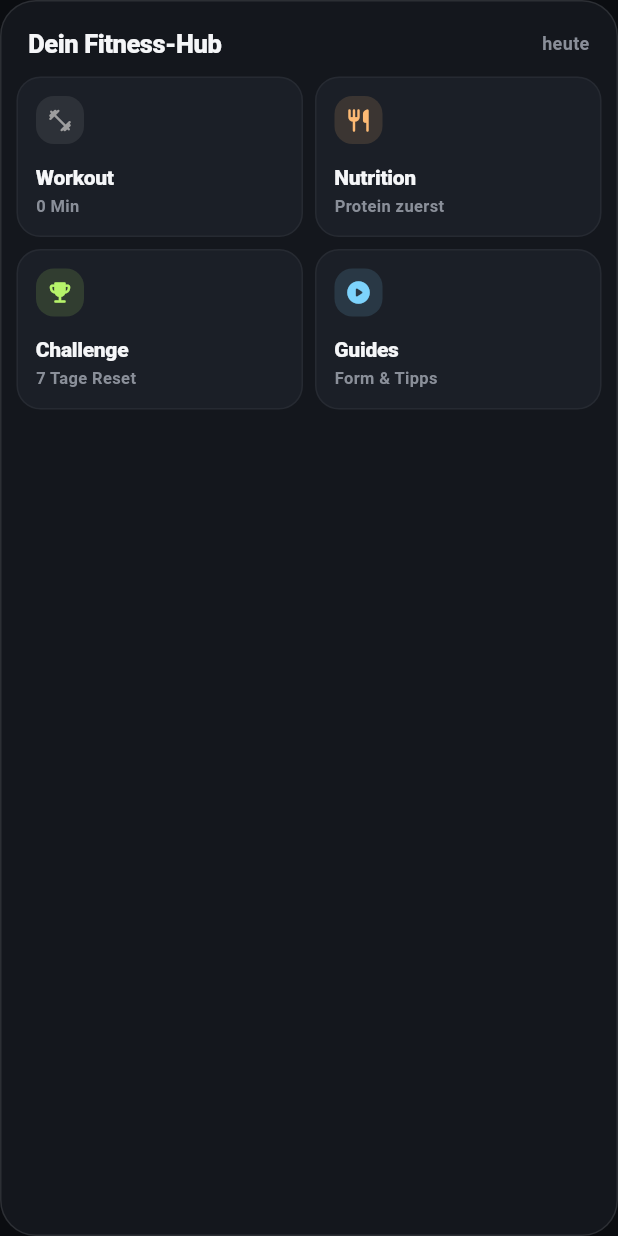
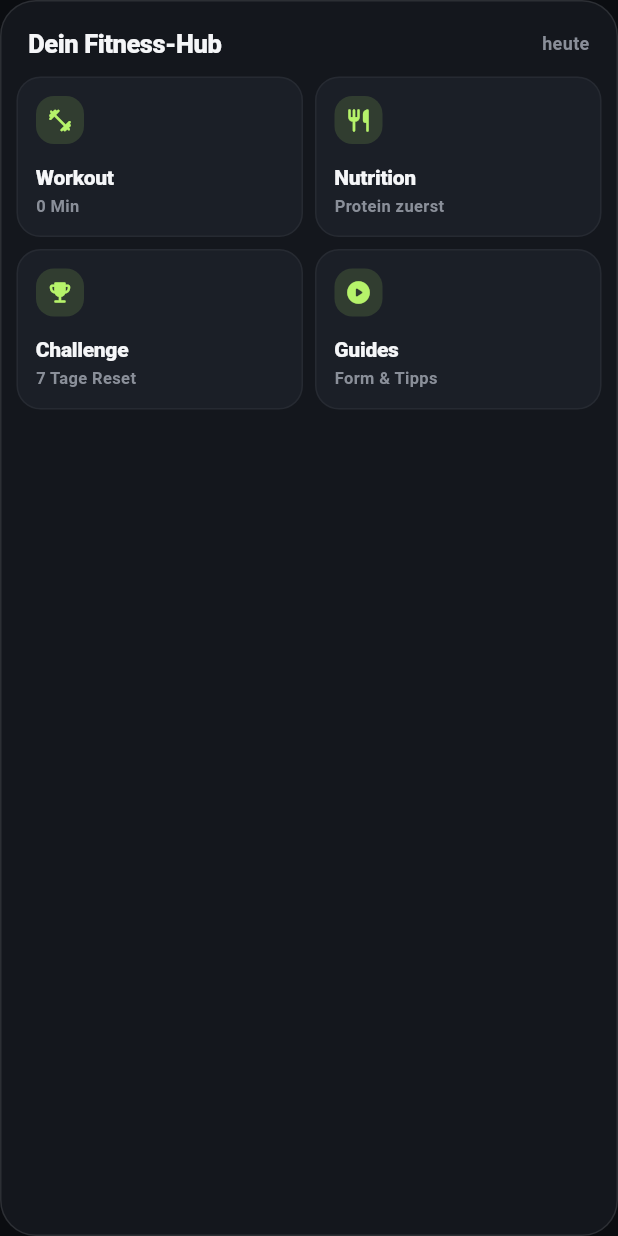
Before and after one commit to mxritzgit/shiftfit, a Flutter app: the FitPilotHubGrid widget shown alone on an empty page, opened directly with empty values, on a phone screen of 412 x 824 dp. Run offline on Flutter 3.47's test engine with Material 3 defaults, Android fonts, the phone set to English and light mode, and no system bars; our stand-ins replace image_picker, supabase_flutter; missing offline and left inert: health, mobile_scanner; accounts and stored records are empty.

Commit message:
refactor(design): Welle 3 – dekorative Rainbow-Reste auf Brand-Lime reduziert
Letzter Schritt des Anti-Slop-Durchgangs. Farbe bleibt nur dort, wo sie Daten
kodiert (Makros, Meal-Slots, Plan-Typen, Readiness-/Metrik-Ringe, States);
rein dekorativer Rainbow ohne Bedeutung wird Brand-Lime.

- Today Hub-Tiles (Workout/Nutrition/Guides) -> lime statt plan.accent/orange/cyan.
- Recovery-Tool-Cards (Fuel/Breath) -> lime (Sleep behält wellnessTone).
- Trends-Wochentagsbalken: Farbe trug keine Info (nur Höhe) -> alle lime.
- Coach: Info-Banner orange -> warning, "Loeschen" orange -> danger,
  Add-Button & Aktiv-State cyan -> lime (Interaktion = Brand).

Bewusst behalten (disziplinierte Semantik, kein Slop):
- Konsistente Metrik-Palette (Wasser=cyan, Schlaf=wellnessTone, Kcal=amber)
  über Goal-/Lifetime-Tiles, Readiness-Ring und Snapshot-Stats.
- Meal-Slots, Plan-Typen (shiftColor), Makro-Tiles.

Gradient-Audit: alle verbliebenen Gradients sind brand-/accent-getönt oder
Foto-Scrims - kein Purple, kein Rainbow, kein AI-Mesh.

Bewusst aufgeschoben: MealSlot-Color-Switch (5x dupliziert, Werte aber bereits
identisch/korrekt) - reine Code-Organisation, ohne Build-Verifikation zu riskant.
Font bleibt Roboto (Material-nativ; Premium-Font bräuchte gebundelte Assets).

Test-Pins unangetastet. Statisch verifiziert (0 entfernte Konstanten/Radien).

Co-Authored-By: Claude Opus 4.7 <noreply@anthropic.com>

```diff
--- a/lib/src/widgets/today/today_widgets.dart
+++ b/lib/src/widgets/today/today_widgets.dart
@@ -274,7 +274,7 @@ class FitPilotHubGrid extends StatelessWidget {
                   icon: Icons.fitness_center_rounded,
                   title: 'Workout',
                   subtitle: '${plan.totalMinutes} Min',
-                  color: plan.accent,
+                  color: lime,
                 ),
               ),
               const SizedBox(width: 8),
@@ -283,7 +283,7 @@ class FitPilotHubGrid extends StatelessWidget {
                   icon: Icons.restaurant_rounded,
                   title: 'Nutrition',
                   subtitle: 'Protein zuerst',
-                  color: orange,
+                  color: lime,
                 ),
               ),
             ],
@@ -305,7 +305,7 @@ class FitPilotHubGrid extends StatelessWidget {
                   icon: Icons.play_circle_rounded,
                   title: 'Guides',
                   subtitle: 'Form & Tipps',
-                  color: cyan,
+                  color: lime,
                 ),
               ),
             ],
@@ -732,14 +732,14 @@ class RecoveryToolsGrid extends StatelessWidget {
           icon: Icons.restaurant_outlined,
           title: 'Fuel Strategy',
           body: plan.fuelHint,
-          color: orange,
+          color: lime,
         ),
         const SizedBox(height: 10),
         RecoveryToolCard(
           icon: Icons.air,
           title: 'Breath Reset',
           body: plan.breathHint,
-          color: cyan,
+          color: lime,
         ),
       ],
     );
```
Also changed, not shown: lib/src/screens/coach_chat_screen.dart (+11 -11 lines), lib/src/screens/trends_screen.dart (+5 -5 lines).
